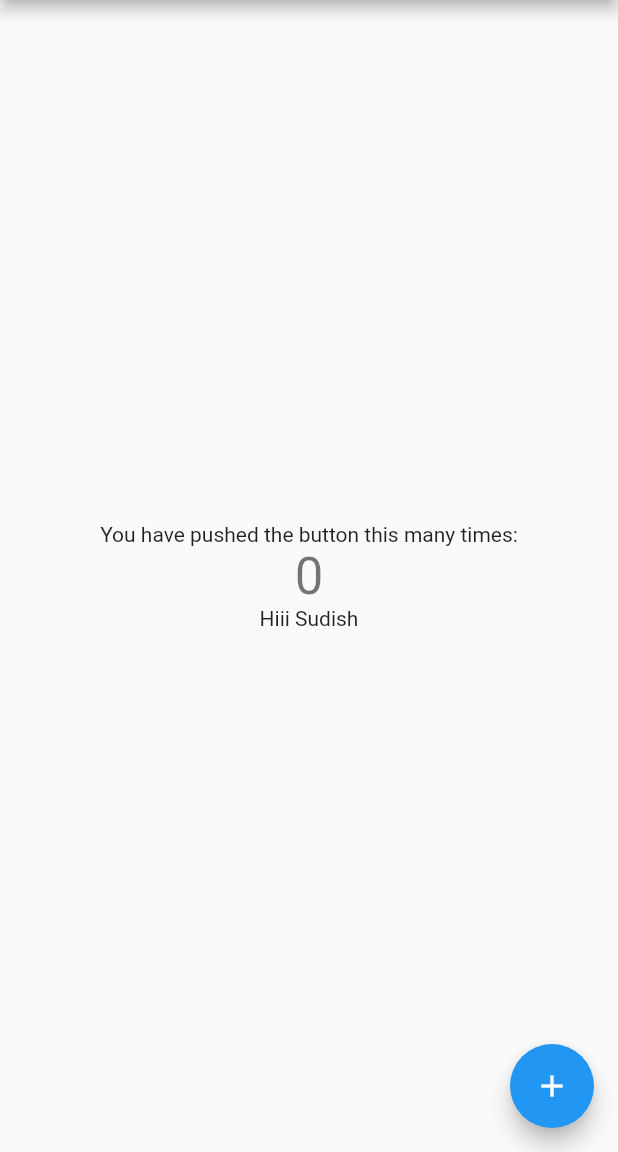
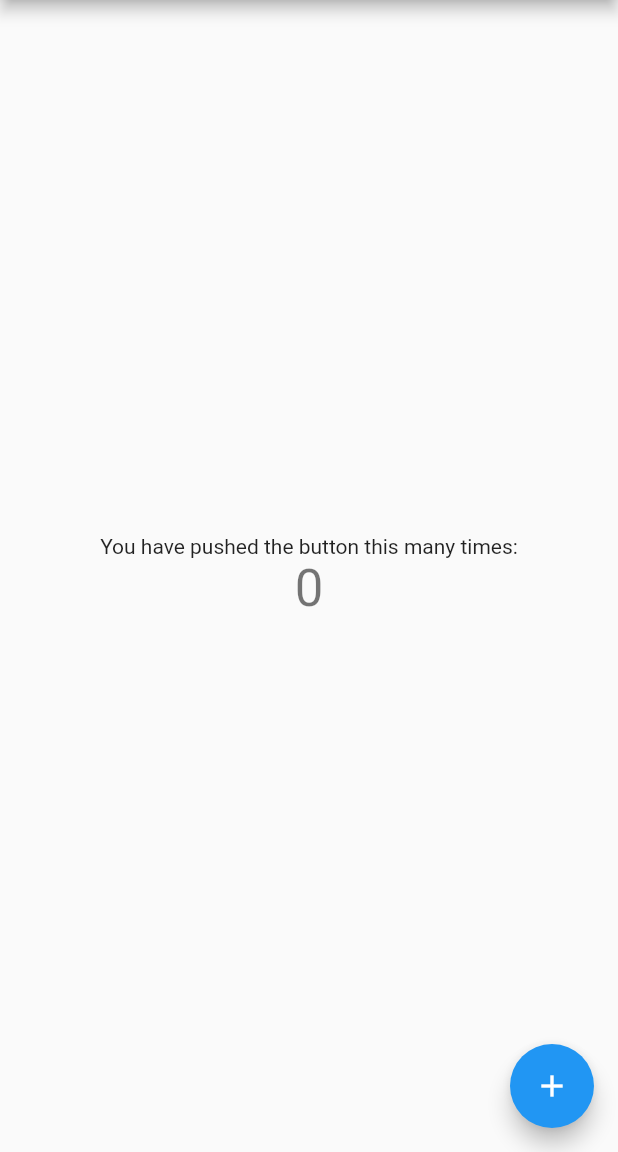
Before and after one commit to satyyyaamm/getx, a Flutter app: the screen it shows after launch, on a phone screen of 412 x 824 dp, the part 84-1236 px from its top. Run offline on Flutter 3.47's test engine with Material 2 defaults, Android fonts, the phone set to English and light mode, and no system bars.

Commit message:
1st commit

```diff
--- a/lib/main.dart
+++ b/lib/main.dart
@@ -55,7 +55,6 @@ class _MyHomePageState extends State<MyHomePage> {
               '$_counter',
               style: Theme.of(context).textTheme.headline4,
             ),
-            Text("Hiii Sudish")
           ],
         ),
       ),
```
